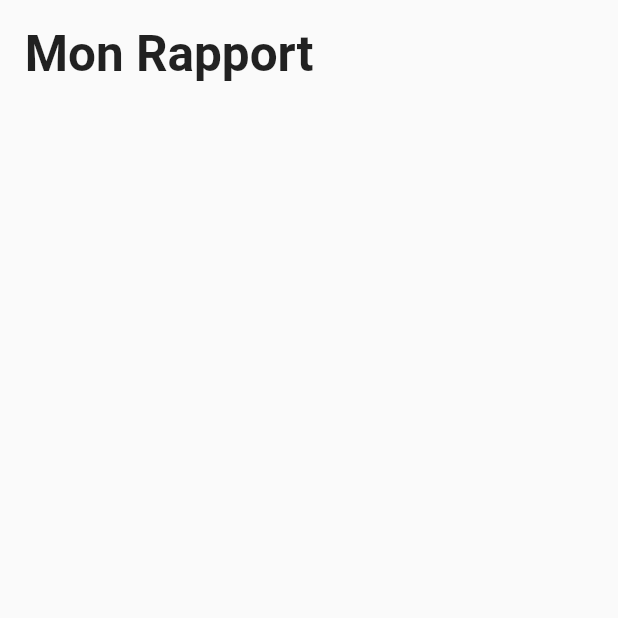
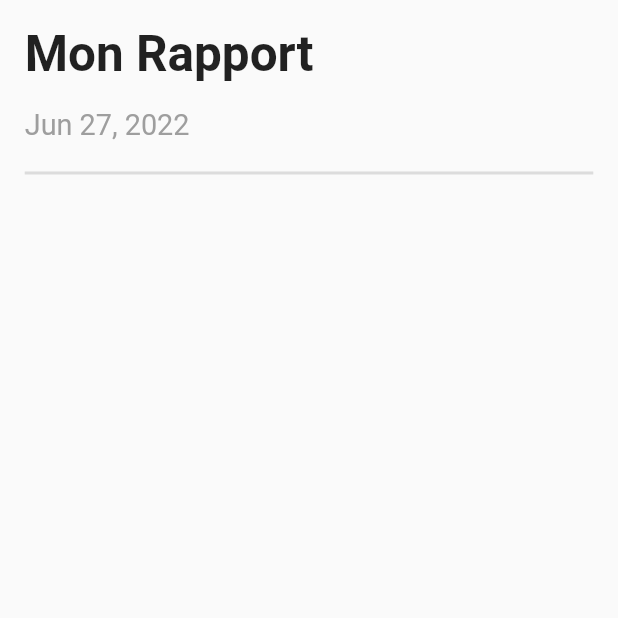
Before and after one commit to carolax14/task_todo_app, a Flutter app: the ReportPage screen opened directly, on a phone screen of 412 x 824 dp, the top half of it. Run offline on Flutter 3.47's test engine with Material 2 defaults, Android fonts, the light colour scheme and no system bars; our stand-ins replace dotted_border, equatable, flutter_easyloading, get, get_storage, step_progress_indicator; accounts and stored records are empty.

Commit message:
Format the data time

```diff
--- a/lib/app/modules/report/view.dart
+++ b/lib/app/modules/report/view.dart
@@ -6,6 +6,7 @@ import 'package:get/get_core/src/get_main.dart';
 import 'package:task_todo_app/app/core/utils/extensions.dart';
 import 'package:task_todo_app/app/modules/home/binding.dart';
 import 'package:task_todo_app/app/modules/home/controller.dart';
+import 'package:intl/intl.dart';
 
 class ReportPage extends StatelessWidget {
   final homeCtrl = Get.find<HomeController>();
@@ -30,6 +31,23 @@ class ReportPage extends StatelessWidget {
                 fontWeight: FontWeight.bold
                 ),),
               ),
+              Padding(
+                padding: EdgeInsets.symmetric(horizontal: 4.0.wp),
+                child: Text(
+                  DateFormat.yMMMd().format(DateTime.now()),
+                  style: TextStyle(
+                  fontSize: 14.0.sp,
+                  color:Colors.grey,
+                  ),
+                ),
+              ),
+              Padding(
+                padding: EdgeInsets.symmetric(
+                  vertical: 3.0.wp,
+                  horizontal: 4.0.wp,
+                ),
+                child: const Divider(thickness: 2),
+              ),
             ],
           );
         }),
--- a/pubspec.yaml
+++ b/pubspec.yaml
@@ -40,6 +40,7 @@ dependencies:
   flutter_easyloading: ^3.0.5
   dotted_border: ^2.0.0+2
   step_progress_indicator: ^1.0.2
+  intl: ^0.17.0
 
 dev_dependencies:
   flutter_test:
```
Also changed, not shown: pubspec.lock.
